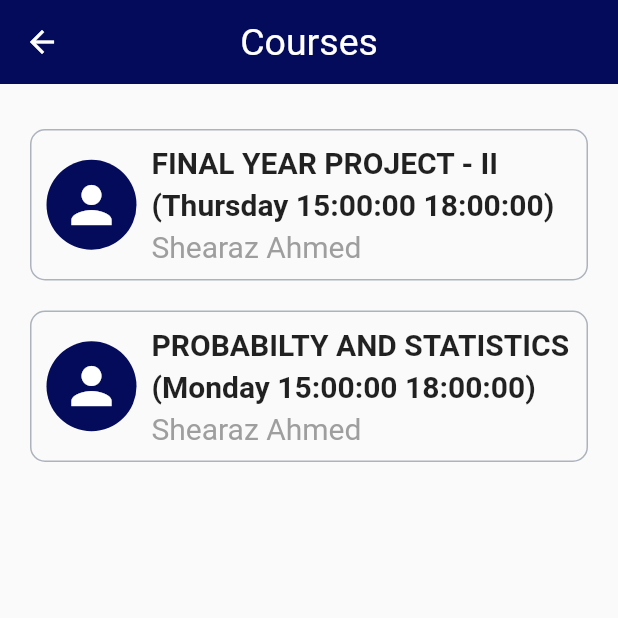
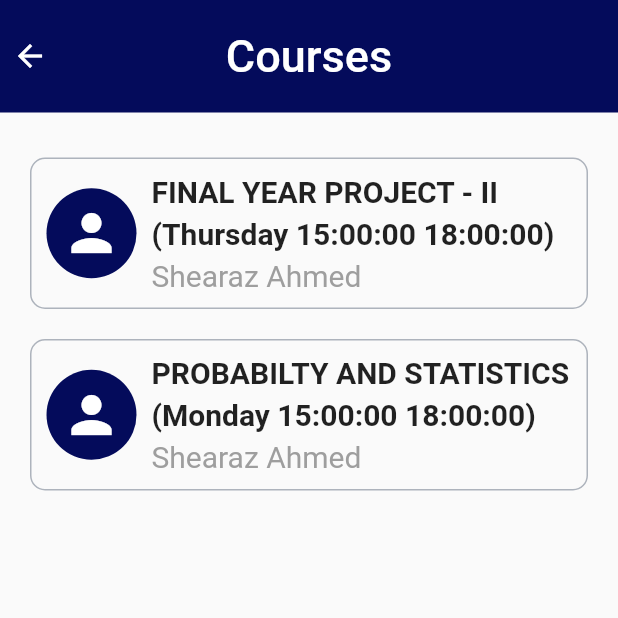
Before and after one commit to H-R-S/SOTL-APP, a Flutter app: the FacultyCourseScreen screen opened by its route, on a phone screen of 412 x 824 dp, the top half of it. Run offline on Flutter 3.47's test engine with Material 2 defaults, Android fonts, the phone set to English and light mode, and no system bars; our stand-ins replace fl_chart.

Commit message:
Widget UI updated | MyAppBar Widget

```diff
--- a/lib/view/widgets/app_bar/my_app_bar.dart
+++ b/lib/view/widgets/app_bar/my_app_bar.dart
@@ -1,11 +1,14 @@
 import 'package:flutter/material.dart';
-import 'package:sotl/resources/constants/style.dart';
+import '../../../resources/constants/style.dart';
 
 AppBar MyAppBar(GlobalKey<ScaffoldState> key, BuildContext context,
     {bool isDrawer = false,
     bool isProfile = false,
     bool isBack = false,
+    bool isCenter = true,
     int? index,
+    IconData? actionButton,
+    Function()? onTapAction,
     Function()? onTapProfile,
     Function()? onTapBackButton,
     Widget? bottom,
@@ -13,12 +16,21 @@ AppBar MyAppBar(GlobalKey<ScaffoldState> key, BuildContext context,
     Color backgroundColor = primary,
     String? title}) {
   return AppBar(
+      leadingWidth: 30,
+      toolbarHeight: 75,
       elevation: 0,
       backgroundColor: backgroundColor,
-      centerTitle: true,
+      centerTitle: actionButton != null ? false : isCenter,
+      actions: [
+        Padding(
+            padding: const EdgeInsets.only(right: 10),
+            child: IconButton(
+                onPressed: onTapAction,
+                icon: Icon(actionButton, size: 30, color: Colors.white)))
+      ],
       leading: isBack
           ? BackButton(
-              color: backButtonColor,
+              color: Colors.white,
               onPressed: onTapBackButton ??
                   () {
                     Navigator.pop(context);
@@ -30,5 +42,5 @@ AppBar MyAppBar(GlobalKey<ScaffoldState> key, BuildContext context,
           : null,
       title: Text(title ?? "",
           style: const TextStyle(
-              fontSize: 25, color: Colors.white, fontWeight: FontWeight.normal)));
+              fontSize: 30, color: Colors.white, fontWeight: FontWeight.w500)));
 }
```
